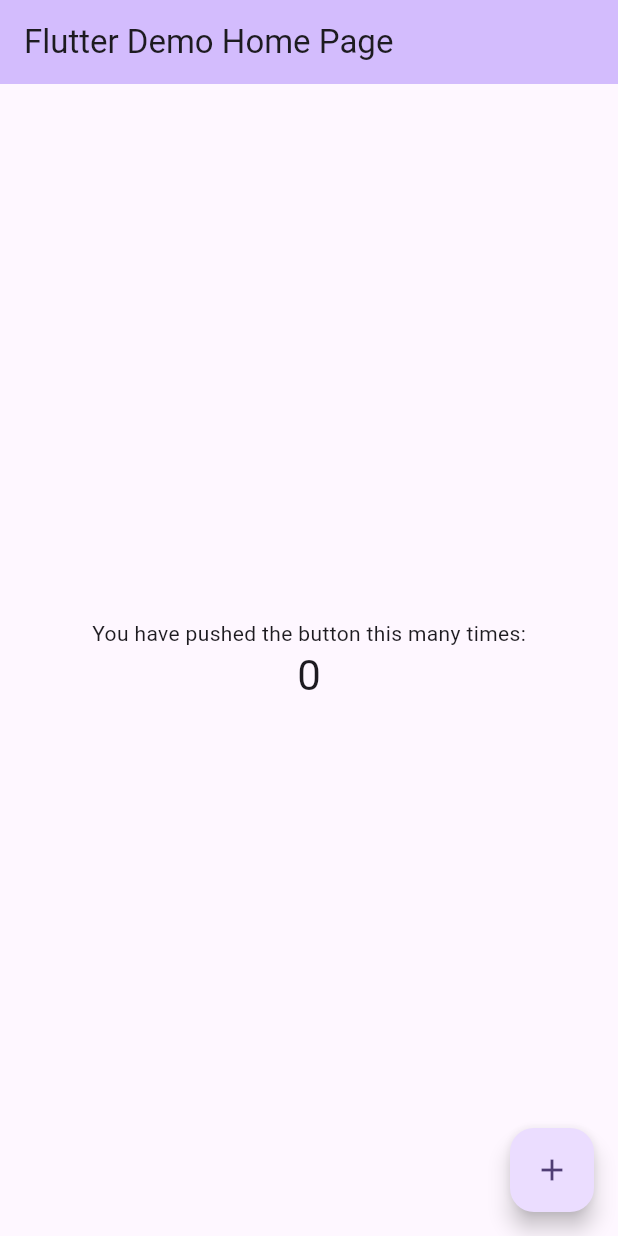
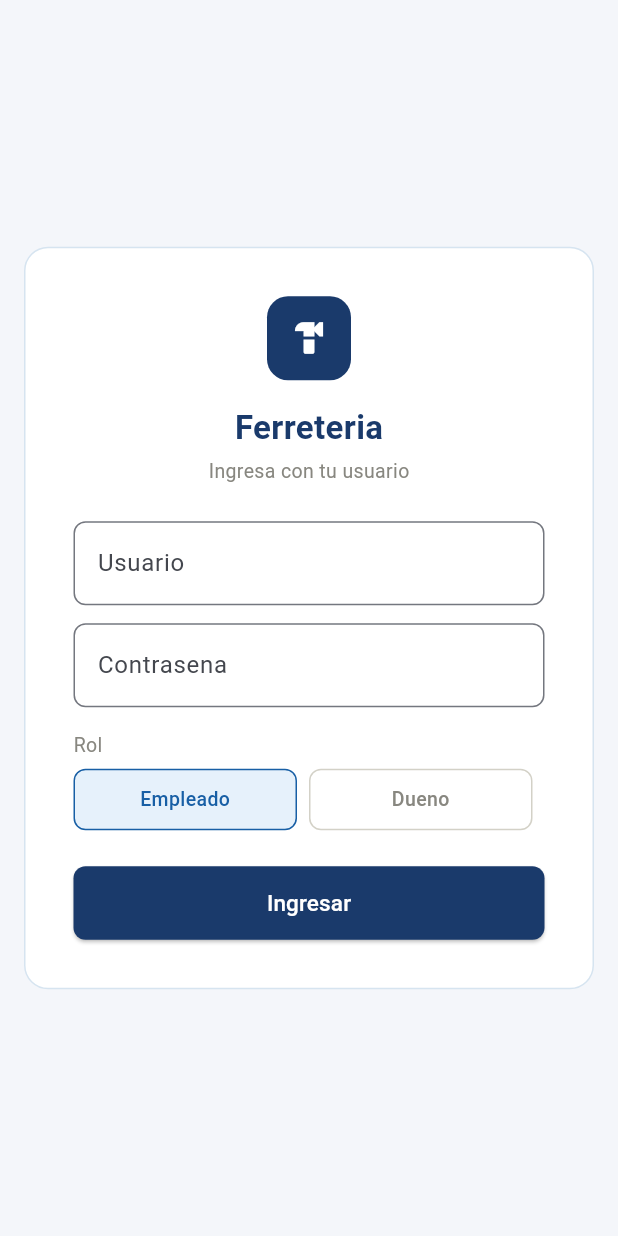
Before and after one commit to ANTDOR9/ferreteria_app, a Flutter app: the screen it shows after launch, on a phone screen of 412 x 824 dp. Run offline on Flutter 3.47's test engine with Material 3 defaults, Android fonts, the phone set to English and light mode, and no system bars.

Commit message:
Agrega pantalla catalogo y login funcional

```diff
--- a/lib/main.dart
+++ b/lib/main.dart
@@ -1,121 +1,148 @@
 import 'package:flutter/material.dart';
+import 'screens/catalogo_screen.dart';
 
 void main() {
-  runApp(const MyApp());
+  runApp(const FerreteriaApp());
 }
 
-class MyApp extends StatelessWidget {
-  const MyApp({super.key});
+class FerreteriaApp extends StatelessWidget {
+  const FerreteriaApp({super.key});
 
-  // This widget is the root of your application.
   @override
   Widget build(BuildContext context) {
     return MaterialApp(
-      title: 'Flutter Demo',
+      title: 'Ferreteria App',
+      debugShowCheckedModeBanner: false,
       theme: ThemeData(
-        // This is the theme of your application.
-        //
-        // TRY THIS: Try running your application with "flutter run". You'll see
-        // the application has a purple toolbar. Then, without quitting the app,
-        // try changing the seedColor in the colorScheme below to Colors.green
-        // and then invoke "hot reload" (save your changes or press the "hot
-        // reload" button in a Flutter-supported IDE, or press "r" if you used
-        // the command line to start the app).
-        //
-        // Notice that the counter didn't reset back to zero; the application
-        // state is not lost during the reload. To reset the state, use hot
-        // restart instead.
-        //
-        // This works for code too, not just values: Most code changes can be
-        // tested with just a hot reload.
-        colorScheme: .fromSeed(seedColor: Colors.deepPurple),
+        colorScheme: ColorScheme.fromSeed(
+          seedColor: const Color(0xFF1A3A6B),
+        ),
+        useMaterial3: true,
       ),
-      home: const MyHomePage(title: 'Flutter Demo Home Page'),
+      home: const LoginScreen(),
     );
   }
 }
 
-class MyHomePage extends StatefulWidget {
-  const MyHomePage({super.key, required this.title});
-
-  // This widget is the home page of your application. It is stateful, meaning
-  // that it has a State object (defined below) that contains fields that affect
-  // how it looks.
-
-  // This class is the configuration for the state. It holds the values (in this
-  // case the title) provided by the parent (in this case the App widget) and
-  // used by the build method of the State. Fields in a Widget subclass are
-  // always marked "final".
-
-  final String title;
+class LoginScreen extends StatefulWidget {
+  const LoginScreen({super.key});
 
   @override
-  State<MyHomePage> createState() => _MyHomePageState();
+  State<LoginScreen> createState() => _LoginScreenState();
 }
 
-class _MyHomePageState extends State<MyHomePage> {
-  int _counter = 0;
-
-  void _incrementCounter() {
-    setState(() {
-      // This call to setState tells the Flutter framework that something has
-      // changed in this State, which causes it to rerun the build method below
-      // so that the display can reflect the updated values. If we changed
-      // _counter without calling setState(), then the build method would not be
-      // called again, and so nothing would appear to happen.
-      _counter++;
-    });
-  }
+class _LoginScreenState extends State<LoginScreen> {
+  final _usuario = TextEditingController();
+  final _password = TextEditingController();
+  String _rol = 'Empleado';
 
   @override
   Widget build(BuildContext context) {
-    // This method is rerun every time setState is called, for instance as done
-    // by the _incrementCounter method above.
-    //
-    // The Flutter framework has been optimized to make rerunning build methods
-    // fast, so that you can just rebuild anything that needs updating rather
-    // than having to individually change instances of widgets.
     return Scaffold(
-      appBar: AppBar(
-        // TRY THIS: Try changing the color here to a specific color (to
-        // Colors.amber, perhaps?) and trigger a hot reload to see the AppBar
-        // change color while the other colors stay the same.
-        backgroundColor: Theme.of(context).colorScheme.inversePrimary,
-        // Here we take the value from the MyHomePage object that was created by
-        // the App.build method, and use it to set our appbar title.
-        title: Text(widget.title),
-      ),
+      backgroundColor: const Color(0xFFF4F6FA),
       body: Center(
-        // Center is a layout widget. It takes a single child and positions it
-        // in the middle of the parent.
-        child: Column(
-          // Column is also a layout widget. It takes a list of children and
-          // arranges them vertically. By default, it sizes itself to fit its
-          // children horizontally, and tries to be as tall as its parent.
-          //
-          // Column has various properties to control how it sizes itself and
-          // how it positions its children. Here we use mainAxisAlignment to
-          // center the children vertically; the main axis here is the vertical
-          // axis because Columns are vertical (the cross axis would be
-          // horizontal).
-          //
-          // TRY THIS: Invoke "debug painting" (choose the "Toggle Debug Paint"
-          // action in the IDE, or press "p" in the console), to see the
-          // wireframe for each widget.
-          mainAxisAlignment: .center,
-          children: [
-            const Text('You have pushed the button this many times:'),
-            Text(
-              '$_counter',
-              style: Theme.of(context).textTheme.headlineMedium,
-            ),
-          ],
+        child: Container(
+          width: 380,
+          padding: const EdgeInsets.all(32),
+          decoration: BoxDecoration(
+            color: Colors.white,
+            borderRadius: BorderRadius.circular(16),
+            border: Border.all(color: const Color(0xFFD6E4F0)),
+          ),
+          child: Column(
+            mainAxisSize: MainAxisSize.min,
+            children: [
+              Container(
+                width: 56, height: 56,
+                decoration: BoxDecoration(
+                  color: const Color(0xFF1A3A6B),
+                  borderRadius: BorderRadius.circular(14),
+                ),
+                child: const Icon(Icons.hardware, color: Colors.white, size: 28),
+              ),
+              const SizedBox(height: 16),
+              const Text('Ferreteria',
+                style: TextStyle(fontSize: 22, fontWeight: FontWeight.w600, color: Color(0xFF1A3A6B)),
+              ),
+              const SizedBox(height: 4),
+              const Text('Ingresa con tu usuario',
+                style: TextStyle(fontSize: 13, color: Color(0xFF888780)),
+              ),
+              const SizedBox(height: 24),
+              TextField(
+                controller: _usuario,
+                decoration: InputDecoration(
+                  labelText: 'Usuario',
+                  border: OutlineInputBorder(borderRadius: BorderRadius.circular(8)),
+                ),
+              ),
+              const SizedBox(height: 12),
+              TextField(
+                controller: _password,
+                obscureText: true,
+                decoration: InputDecoration(
+                  labelText: 'Contrasena',
+                  border: OutlineInputBorder(borderRadius: BorderRadius.circular(8)),
+                ),
+              ),
+              const SizedBox(height: 16),
+              const Align(
+                alignment: Alignment.centerLeft,
+                child: Text('Rol', style: TextStyle(fontSize: 13, color: Color(0xFF888780))),
+              ),
+              const SizedBox(height: 6),
+              Row(
+                children: ['Empleado', 'Dueno'].map((rol) {
+                  final selected = _rol == rol;
+                  return Expanded(
+                    child: GestureDetector(
+                      onTap: () => setState(() => _rol = rol),
+                      child: Container(
+                        margin: const EdgeInsets.only(right: 8),
+                        padding: const EdgeInsets.symmetric(vertical: 10),
+                        decoration: BoxDecoration(
+                          color: selected ? const Color(0xFFE6F1FB) : Colors.white,
+                          borderRadius: BorderRadius.circular(8),
+                          border: Border.all(
+                            color: selected ? const Color(0xFF185FA5) : const Color(0xFFD3D1C7),
+                          ),
+                        ),
+                        child: Text(rol,
+                          textAlign: TextAlign.center,
+                          style: TextStyle(
+                            fontSize: 13, fontWeight: FontWeight.w500,
+                            color: selected ? const Color(0xFF185FA5) : const Color(0xFF888780),
+                          ),
+                        ),
+                      ),
+                    ),
+                  );
+                }).toList(),
+              ),
+              const SizedBox(height: 24),
+              SizedBox(
+                width: double.infinity,
+                child: ElevatedButton(
+                  onPressed: () {
+                    Navigator.push(
+                      context,
+                      MaterialPageRoute(
+                        builder: (_) => CatalogoScreen(rol: _rol),
+                      ),
+                    );
+                  },
+                  style: ElevatedButton.styleFrom(
+                    backgroundColor: const Color(0xFF1A3A6B),
+                    foregroundColor: Colors.white,
+                    padding: const EdgeInsets.symmetric(vertical: 14),
+                    shape: RoundedRectangleBorder(borderRadius: BorderRadius.circular(8)),
+                  ),
+                  child: const Text('Ingresar', style: TextStyle(fontSize: 15)),
+                ),
+              ),
+            ],
+          ),
         ),
-      ),
-      floatingActionButton: FloatingActionButton(
-        onPressed: _incrementCounter,
-        tooltip: 'Increment',
-        child: const Icon(Icons.add),
       ),
     );
   }
--- a/pubspec.yaml
+++ b/pubspec.yaml
@@ -34,6 +34,12 @@ dependencies:
   # The following adds the Cupertino Icons font to your application.
   # Use with the CupertinoIcons class for iOS style icons.
   cupertino_icons: ^1.0.8
+  sqflite: ^2.4.2
+  supabase_flutter: ^2.12.2
+  connectivity_plus: ^7.0.0
+  fl_chart: ^1.2.0
+  mobile_scanner: ^7.2.0
+  path_provider: ^2.1.5
 
 dev_dependencies:
   flutter_test:
```
Also changed, not shown: lib/screens/catalogo_screen.dart (added, +224 -0 lines), pubspec.lock.
